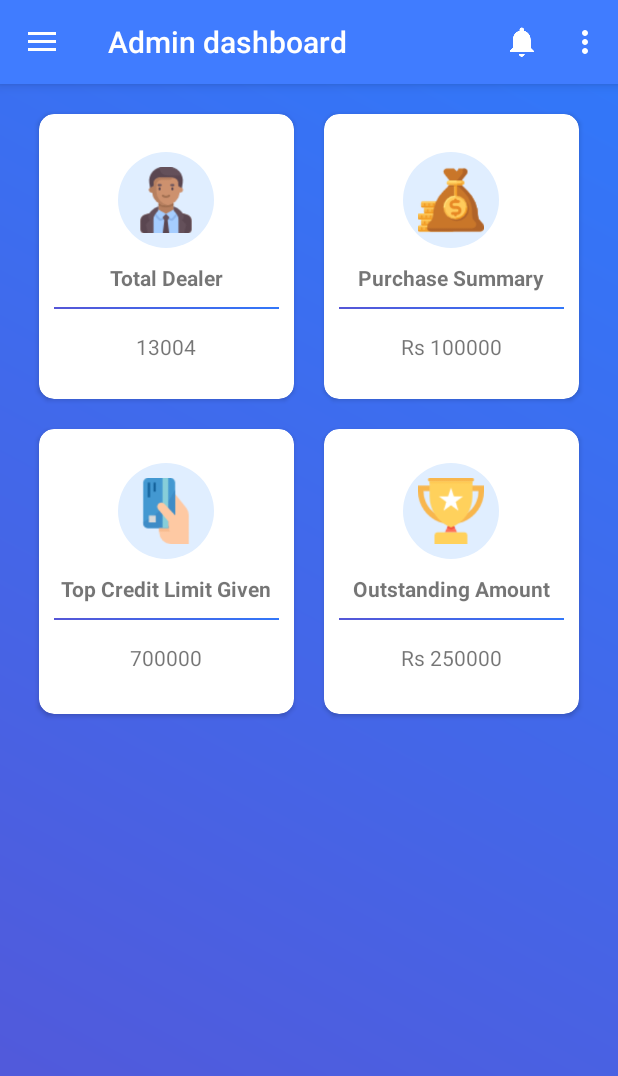
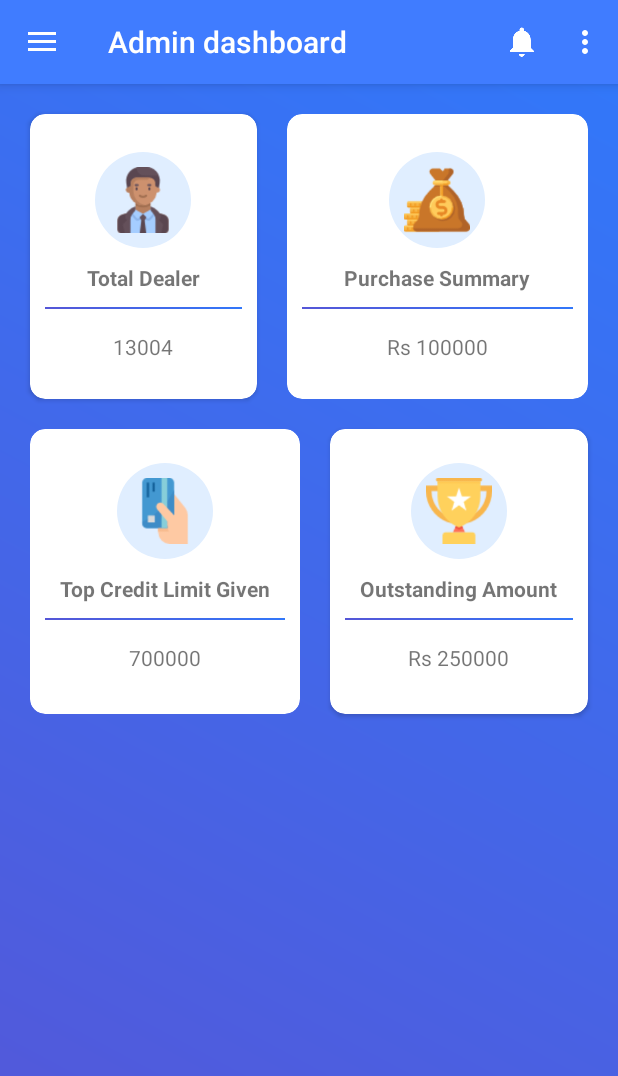
Before and after one commit to aamku/Aamku_connect, an Android app: the screen it shows after launch once a user with an empty profile is signed in (Dashboard), on a phone screen of 412 x 824 dp. Shown: the top 1076 px of the screen. Run offline under Robolectric (Android 15) with nearby library versions, the phone set to English and light mode, and no system bars; our stand-ins replace Firebase (no records; nobody signed in at launch, a user with empty details on screens opened directly); 1 statement that could not run was skipped.

Commit message:
Layout designing Fixing

```diff
--- a/app/src/main/res/layout/first_fragment.xml
+++ b/app/src/main/res/layout/first_fragment.xml
@@ -26,10 +26,11 @@
 
         <androidx.cardview.widget.CardView
             android:id="@+id/bankcardId"
-            android:layout_width="170dp"
+            android:layout_width="wrap_content"
             android:layout_height="190dp"
             android:layout_margin="10dp"
             android:clickable="true"
+            android:layout_weight="1"
             app:cardCornerRadius="10dp"
             android:foreground="?android:attr/selectableItemBackground">
 
@@ -73,10 +74,11 @@
         </androidx.cardview.widget.CardView>
 
         <androidx.cardview.widget.CardView
-            android:layout_width="170dp"
+            android:layout_width="wrap_content"
             android:layout_height="190dp"
             android:layout_margin="10dp"
             android:clickable="true"
+            android:layout_weight="1"
             app:cardCornerRadius="10dp"
             android:foreground="?android:attr/selectableItemBackground">
 
@@ -131,8 +133,9 @@
         tools:layout_editor_absoluteX="10dp">
 
         <androidx.cardview.widget.CardView
-            android:layout_width="170dp"
+            android:layout_width="wrap_content"
             android:layout_height="190dp"
+            android:layout_weight="1"
             android:layout_margin="10dp"
             android:clickable="true"
             app:cardCornerRadius="10dp">
@@ -174,8 +177,9 @@
         </androidx.cardview.widget.CardView>
 
         <androidx.cardview.widget.CardView
-            android:layout_width="170dp"
+            android:layout_width="wrap_content"
             android:layout_height="190dp"
+            android:layout_weight="1"
             android:layout_margin="10dp"
             android:clickable="true"
             app:cardCornerRadius="10dp">
```
Also changed, not shown: app/src/main/res/layout/admin_see_retailer_row.xml (+35 -13 lines).
